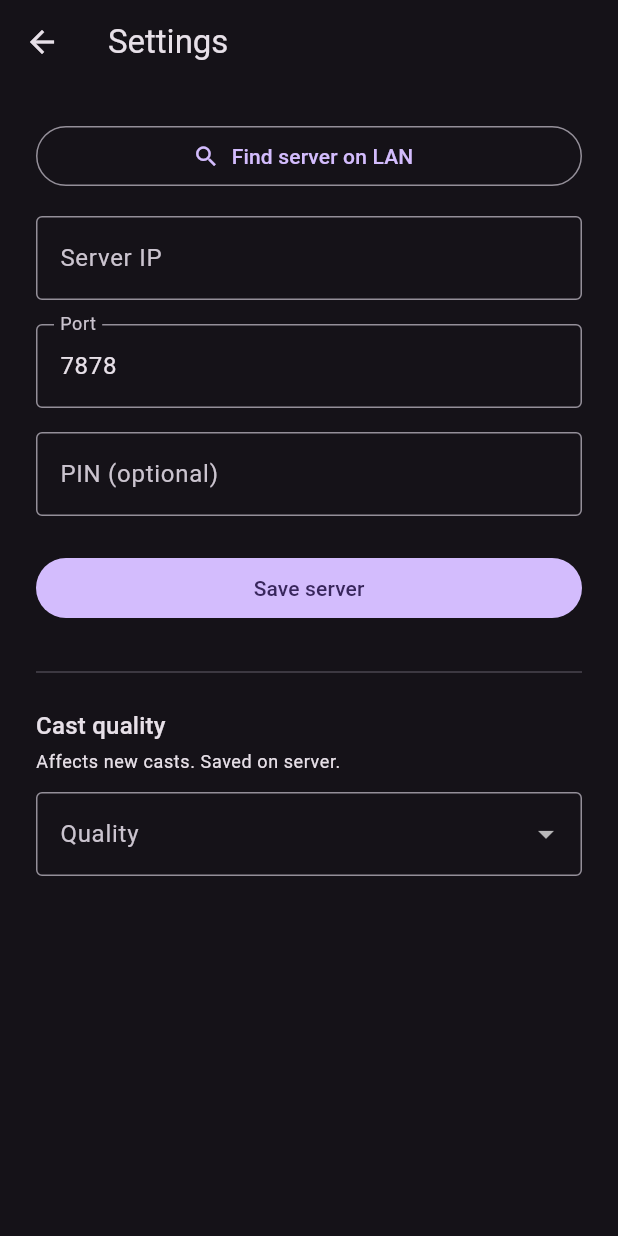
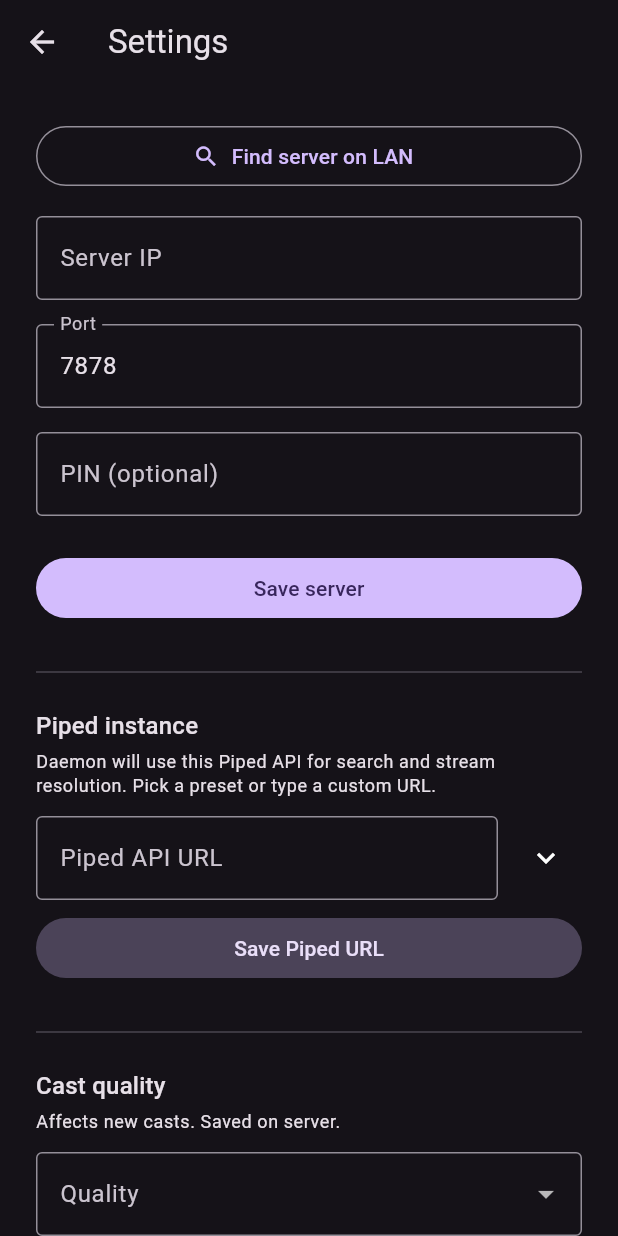
Before and after one commit to captainzonks/grod_remote, a Flutter app: the screen it shows after launch, after a tap on "Configure server", on a phone screen of 412 x 824 dp. Run offline on Flutter 3.47's test engine with Material 3 defaults, Android fonts, the phone set to English and light mode, and no system bars; our stand-ins replace multicast_dns, shared_preferences.

Commit message:
feat(piped): preset list + remote→daemon Piped URL push
Typing a Piped instance URL on the TV's soft keyboard is slow and
error-prone. Add a Settings section on the mobile remote that lets the
user pick a known-good preset from a dropdown (or type a custom URL),
then POST it to the daemon's new /piped-url endpoint.

- `kPipedPresets` ships a starter list of public instances we've tested.
  Order is arbitrary; the user can type anything in the URL field.
- `AppState.setPipedUrl` persists the choice in SharedPreferences as
  `last_piped_url` so a reinstall keeps the user's last instance, and
  pushes it to the daemon when an api is live.
- `Status.pipedUrl` parses the new daemon-side field. Settings UI
  prefers the daemon's reported URL on initial render so the user sees
  the current state of the world rather than a stale local cache.

Co-Authored-By: Claude Opus 4.7 <noreply@anthropic.com>

```diff
--- a/lib/models/models.dart
+++ b/lib/models/models.dart
@@ -35,6 +35,9 @@ class Status {
   final int? position;
   /// Total media duration in seconds. Null in the same cases as [position].
   final int? duration;
+  /// Daemon's configured Piped API URL. Nullable so older daemons that
+  /// predate the field still parse.
+  final String? pipedUrl;
 
   const Status({
     required this.state,
@@ -44,6 +47,7 @@ class Status {
     required this.quality,
     this.position,
     this.duration,
+    this.pipedUrl,
   });
 
   factory Status.fromJson(Map<String, dynamic> j) => Status(
@@ -63,6 +67,7 @@ class Status {
         quality: (j['quality'] as String?) ?? 'best',
         position: (j['position'] as num?)?.toInt(),
         duration: (j['duration'] as num?)?.toInt(),
+        pipedUrl: j['piped_url'] as String?,
       );
 }
 
@@ -81,6 +86,20 @@ String formatSeconds(int s) {
 
 /// Allowed cast quality values. Order is display order in dropdowns.
 const List<String> kQualityOptions = ['best', '1080p', '720p', '480p', '360p'];
+
+/// Public Piped instances we ship as presets. Updated periodically from
+/// the upstream Piped frontend; the user can always type a custom URL
+/// (e.g. a self-hosted instance like `https://piped.example.com`) and the
+/// settings UI persists the choice locally + pushes it to the daemon.
+const List<String> kPipedPresets = [
+  'https://pipedapi.kavin.rocks',
+  'https://pipedapi.adminforge.de',
+  'https://pipedapi.tokhmi.xyz',
+  'https://pipedapi.r4fo.com',
+  'https://pipedapi.privacydev.net',
+  'https://pipedapi.darkness.services',
+  'https://pipedapi.smnz.de',
+];
 
 class SearchResult {
   final String url;
--- a/lib/screens/settings_screen.dart
+++ b/lib/screens/settings_screen.dart
@@ -15,11 +15,14 @@ class _SettingsScreenState extends State<SettingsScreen> {
   final _hostCtrl = TextEditingController();
   final _portCtrl = TextEditingController();
   final _pinCtrl = TextEditingController();
+  final _pipedCtrl = TextEditingController();
   final _formKey = GlobalKey<FormState>();
   String? _quality;
   bool _qualitySaving = false;
   String? _qualityError;
   bool _discovering = false;
+  bool _pipedSaving = false;
+  String? _pipedError;
 
   @override
   void initState() {
@@ -29,6 +32,9 @@ class _SettingsScreenState extends State<SettingsScreen> {
     _portCtrl.text = state.port.toString();
     _pinCtrl.text = state.pin;
     _quality = state.status?.quality;
+    // Prefer the daemon's reported URL when known; fall back to whatever
+    // the user last typed on this client.
+    _pipedCtrl.text = state.status?.pipedUrl ?? state.lastPipedUrl;
   }
 
   @override
@@ -36,6 +42,7 @@ class _SettingsScreenState extends State<SettingsScreen> {
     _hostCtrl.dispose();
     _portCtrl.dispose();
     _pinCtrl.dispose();
+    _pipedCtrl.dispose();
     super.dispose();
   }
 
@@ -73,6 +80,26 @@ class _SettingsScreenState extends State<SettingsScreen> {
       setState(() => _qualityError = e.toString());
     } finally {
       if (mounted) setState(() => _qualitySaving = false);
+    }
+  }
+
+  Future<void> _setPipedUrl(String url) async {
+    setState(() {
+      _pipedSaving = true;
+      _pipedError = null;
+    });
+    try {
+      await context.read<AppState>().setPipedUrl(url);
+      if (!mounted) return;
+      ScaffoldMessenger.of(context).showSnackBar(
+        SnackBar(content: Text('Piped URL set to $url'), duration: const Duration(seconds: 2)),
+      );
+      context.read<AppState>().refresh();
+    } catch (e) {
+      if (!mounted) return;
+      setState(() => _pipedError = e.toString());
+    } finally {
+      if (mounted) setState(() => _pipedSaving = false);
     }
   }
 
@@ -199,6 +226,68 @@ class _SettingsScreenState extends State<SettingsScreen> {
               const Divider(),
               const SizedBox(height: 16),
               Text(
+                'Piped instance',
+                style: Theme.of(context).textTheme.titleMedium,
+              ),
+              const SizedBox(height: 4),
+              Text(
+                'Daemon will use this Piped API for search and stream resolution. '
+                'Pick a preset or type a custom URL.',
+                style: Theme.of(context).textTheme.bodySmall,
+              ),
+              const SizedBox(height: 12),
+              // Preset menu — using PopupMenuButton means D-pad / tap users get
+              // a one-shot picker without a full bottom-sheet ceremony.
+              Row(
+                children: [
+                  Expanded(
+                    child: TextFormField(
+                      controller: _pipedCtrl,
+                      decoration: const InputDecoration(
+                        labelText: 'Piped API URL',
+                        hintText: 'https://pipedapi.example.com',
+                        border: OutlineInputBorder(),
+                      ),
+                      keyboardType: TextInputType.url,
+                      autocorrect: false,
+                    ),
+                  ),
+                  const SizedBox(width: 8),
+                  PopupMenuButton<String>(
+                    icon: const Icon(Icons.expand_more),
+                    tooltip: 'Pick a preset',
+                    onSelected: (v) {
+                      setState(() => _pipedCtrl.text = v);
+                    },
+                    itemBuilder: (_) => kPipedPresets
+                        .map((u) => PopupMenuItem(value: u, child: Text(u)))
+                        .toList(),
+                  ),
+                ],
+              ),
+              const SizedBox(height: 8),
+              FilledButton.tonal(
+                onPressed: _pipedSaving
+                    ? null
+                    : () {
+                        final url = _pipedCtrl.text.trim();
+                        if (url.isEmpty) return;
+                        _setPipedUrl(url);
+                      },
+                child: Text(_pipedSaving ? 'Saving…' : 'Save Piped URL'),
+              ),
+              if (_pipedError != null)
+                Padding(
+                  padding: const EdgeInsets.only(top: 8),
+                  child: Text(
+                    _pipedError!,
+                    style: TextStyle(color: Theme.of(context).colorScheme.error),
+                  ),
+                ),
+              const SizedBox(height: 24),
+              const Divider(),
+              const SizedBox(height: 16),
+              Text(
                 'Cast quality',
                 style: Theme.of(context).textTheme.titleMedium,
               ),
--- a/lib/services/app_state.dart
+++ b/lib/services/app_state.dart
@@ -8,10 +8,15 @@ class AppState extends ChangeNotifier {
   static const _keyHost = 'server_host';
   static const _keyPort = 'server_port';
   static const _keyPin = 'server_pin';
+  static const _keyLastPipedUrl = 'last_piped_url';
 
   String host = '';
   int port = 7878;
   String pin = '';
+  /// Most recent Piped URL the user chose from this client. Used to
+  /// pre-fill the Settings UI and to re-assert the user's choice if a
+  /// fresh daemon instance comes up with a different default.
+  String lastPipedUrl = '';
   GrodApi? _api;
   Status? status;
   String? error;
@@ -30,6 +35,7 @@ class AppState extends ChangeNotifier {
     host = prefs.getString(_keyHost) ?? '';
     port = prefs.getInt(_keyPort) ?? 7878;
     pin = prefs.getString(_keyPin) ?? '';
+    lastPipedUrl = prefs.getString(_keyLastPipedUrl) ?? '';
     if (configured) _connect();
     notifyListeners();
   }
@@ -46,6 +52,27 @@ class AppState extends ChangeNotifier {
     await prefs.setString(_keyPin, pi);
     _connect();
     notifyListeners();
+  }
+
+  /// Push a Piped instance URL to the daemon and remember it locally so
+  /// the next time this client connects it can re-assert the user's
+  /// preference if a daemon restart reset it to the bundled default.
+  Future<void> setPipedUrl(String url) async {
+    final trimmed = url.trim();
+    if (trimmed.isEmpty) return;
+    lastPipedUrl = trimmed;
+    final prefs = await SharedPreferences.getInstance();
+    await prefs.setString(_keyLastPipedUrl, trimmed);
+    notifyListeners();
+    if (_api != null) {
+      try {
+        await _api!.setPipedUrl(trimmed);
+      } catch (e) {
+        error = e.toString();
+        notifyListeners();
+        rethrow;
+      }
+    }
   }
 
   void _connect() {
--- a/lib/services/grod_api.dart
+++ b/lib/services/grod_api.dart
@@ -54,6 +54,11 @@ class GrodApi {
   /// and applies to the next cast immediately.
   Future<void> setQuality(String quality) => _post('/quality', {'quality': quality});
 
+  /// Point the daemon at a different Piped instance. The daemon rebuilds
+  /// its PipedClient automatically; the new URL applies to the next /cast
+  /// or /search.
+  Future<void> setPipedUrl(String url) => _post('/piped-url', {'url': url});
+
   Future<void> _post(String path, Map<String, dynamic> body) async {
     final res = await http
         .post(
```
Also changed, not shown: 1 other file.
